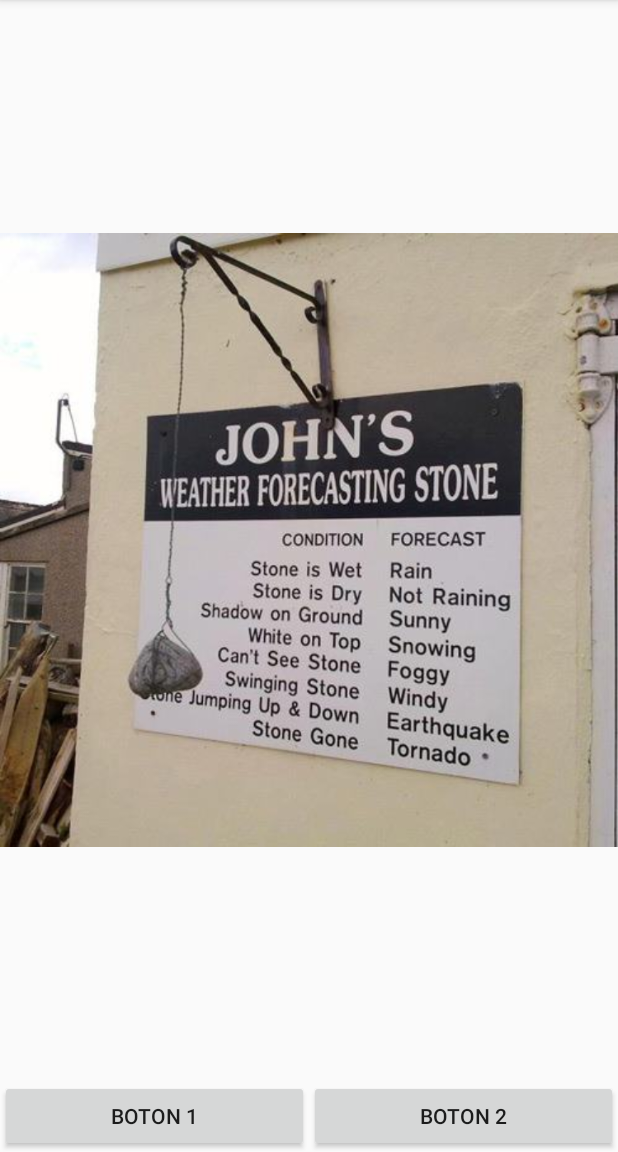
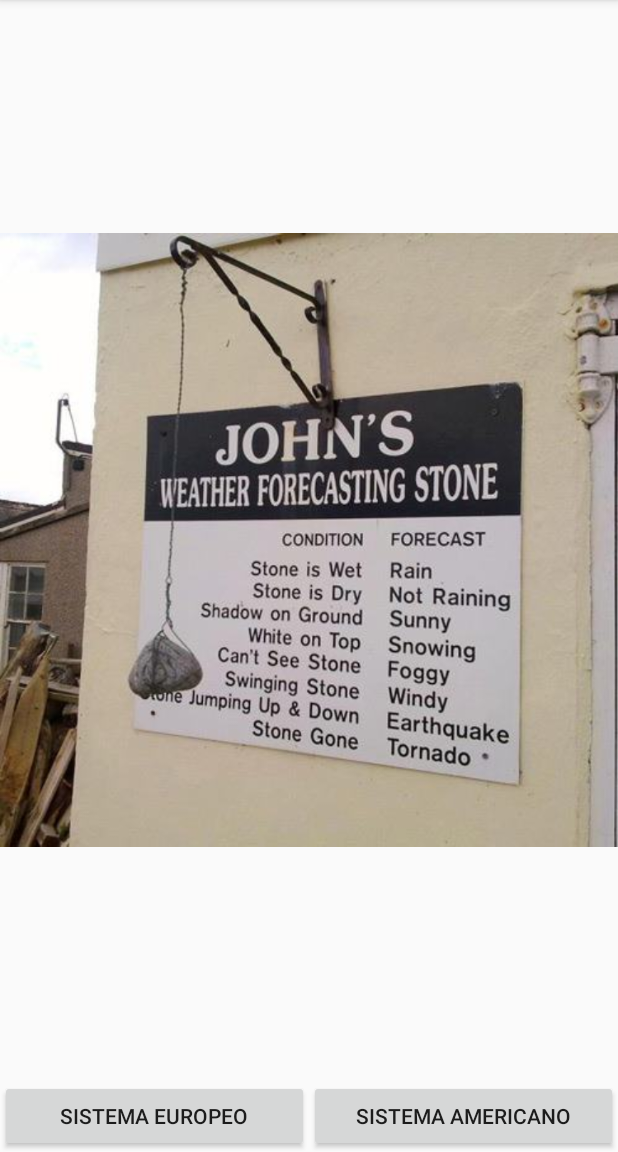
Before and after one commit to irmabf/WeatherKC, an Android app: the screen it shows after launch (MainActivity), on a phone screen of 412 x 824 dp, the part 84-1236 px from its top. Run offline under Robolectric (Android 15) with nearby library versions, the phone set to English and light mode, and no system bars.

Commit message:
Add string resources

```diff
--- a/app/src/main/res/layout/activity_main.xml
+++ b/app/src/main/res/layout/activity_main.xml
@@ -11,6 +11,7 @@
         android:layout_weight="1"
         android:layout_width="match_parent"
         android:layout_height="0dp"
+        android:contentDescription="@string/offline_image_description"
         android:src="@drawable/offline_weather"/>
     <LinearLayout
         android:layout_weight="0"
@@ -21,13 +22,14 @@
             android:layout_weight="1"
             android:layout_width="0dp"
             android:layout_height="wrap_content"
-            android:text="Boton 1"/>
+            android:text="@string/european_system_button"
+            tools:ignore="NestedWeights" />
 
         <Button
             android:layout_weight="1"
             android:layout_width="0dp"
             android:layout_height="wrap_content"
-            android:text="Boton 2"/>
+            android:text="@string/american_system_button"/>
 
     </LinearLayout>
 
--- a/app/src/main/res/values/strings.xml
+++ b/app/src/main/res/values/strings.xml
@@ -1,3 +1,6 @@
 <resources>
     <string name="app_name">WeatherApp</string>
+    <string name="offline_image_description">Predicción del tiempo offline</string>
+    <string name="european_system_button">Sistema Europeo</string>
+    <string name="american_system_button">Sistema Americano</string>
 </resources>
```
